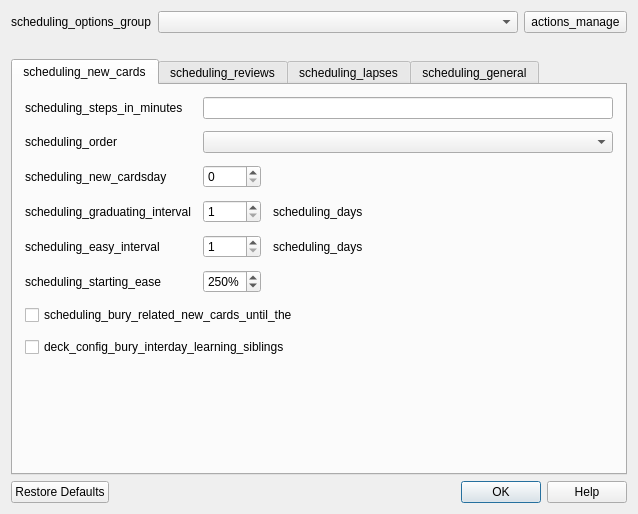
Qt form qt/aqt/forms/dconf.ui (ankitects/anki) before a commit.
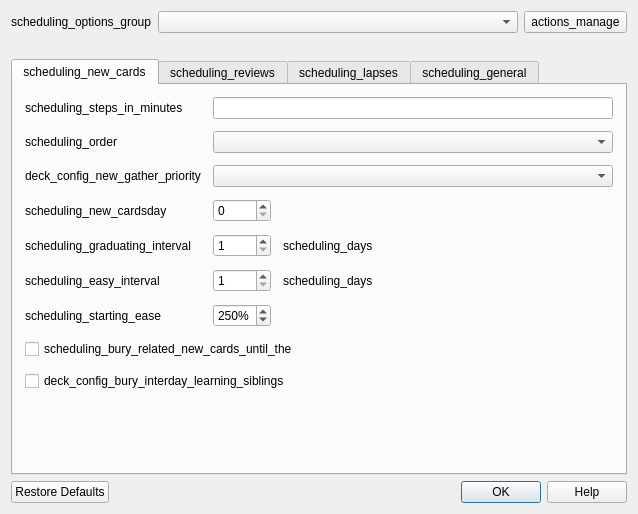
The same form after that commit.

Commit message: add a combo for changing new gather order

```diff
--- a/qt/aqt/forms/dconf.ui
+++ b/qt/aqt/forms/dconf.ui
@@ -94,14 +94,14 @@
          <property name="spacing">
           <number>12</number>
          </property>
-         <item row="5" column="0">
+         <item row="6" column="0">
           <widget class="QLabel" name="label_24">
            <property name="text">
             <string>scheduling_starting_ease</string>
            </property>
           </widget>
          </item>
-         <item row="5" column="1">
+         <item row="6" column="1">
           <widget class="QSpinBox" name="lrnFactor">
            <property name="suffix">
             <string notr="true">%</string>
@@ -124,49 +124,56 @@
            </property>
           </widget>
          </item>
-         <item row="4" column="1">
+         <item row="2" column="0">
+          <widget class="QLabel" name="label_38">
+           <property name="text">
+            <string>deck_config_new_gather_priority</string>
+           </property>
+          </widget>
+         </item>
+         <item row="5" column="1">
           <widget class="QSpinBox" name="lrnEasyInt">
            <property name="minimum">
             <number>1</number>
            </property>
           </widget>
          </item>
-         <item row="3" column="1">
+         <item row="4" column="1">
           <widget class="QSpinBox" name="lrnGradInt">
            <property name="minimum">
             <number>1</number>
            </property>
           </widget>
          </item>
-         <item row="2" column="2">
+         <item row="3" column="2">
           <widget class="QLabel" name="newplim">
            <property name="text">
             <string/>
            </property>
           </widget>
          </item>
-         <item row="4" column="0">
+         <item row="5" column="0">
           <widget class="QLabel" name="label_5">
            <property name="text">
             <string>scheduling_easy_interval</string>
            </property>
           </widget>
          </item>
-         <item row="3" column="0">
+         <item row="4" column="0">
           <widget class="QLabel" name="label_4">
            <property name="text">
             <string>scheduling_graduating_interval</string>
            </property>
           </widget>
          </item>
-         <item row="2" column="1">
+         <item row="3" column="1">
           <widget class="QSpinBox" name="newPerDay">
            <property name="maximum">
             <number>9999</number>
            </property>
           </widget>
          </item>
-         <item row="2" column="0">
+         <item row="3" column="0">
           <widget class="QLabel" name="label_6">
            <property name="text">
             <string>scheduling_new_cardsday</string>
@@ -186,28 +193,31 @@
          <item row="1" column="1" colspan="2">
           <widget class="QComboBox" name="newOrder"/>
          </item>
-         <item row="6" column="0" colspan="3"  alignment="Qt::AlignLeft">
+         <item row="2" column="1" colspan="2">
+          <widget class="QComboBox" name="newGatherPriority"/>
+         </item>
+         <item row="7" column="0" colspan="3"  alignment="Qt::AlignLeft">
           <widget class="QCheckBox" name="bury">
            <property name="text">
             <string>scheduling_bury_related_new_cards_until_the</string>
            </property>
           </widget>
          </item>
-         <item row="7" column="0" colspan="3"  alignment="Qt::AlignLeft">
+         <item row="8" column="0" colspan="3"  alignment="Qt::AlignLeft">
           <widget class="QCheckBox" name="buryInterdayLearningSiblings">
            <property name="text">
             <string>deck_config_bury_interday_learning_siblings</string>
            </property>
           </widget>
          </item>
-         <item row="4" column="2">
+         <item row="5" column="2">
           <widget class="QLabel" name="label_9">
            <property name="text">
             <string>scheduling_days</string>
            </property>
           </widget>
          </item>
-         <item row="3" column="2">
+         <item row="4" column="2">
           <widget class="QLabel" name="label_7">
            <property name="sizePolicy">
             <sizepolicy hsizetype="Expanding" vsizetype="Preferred">
```
The commit also changes 2 other files.
